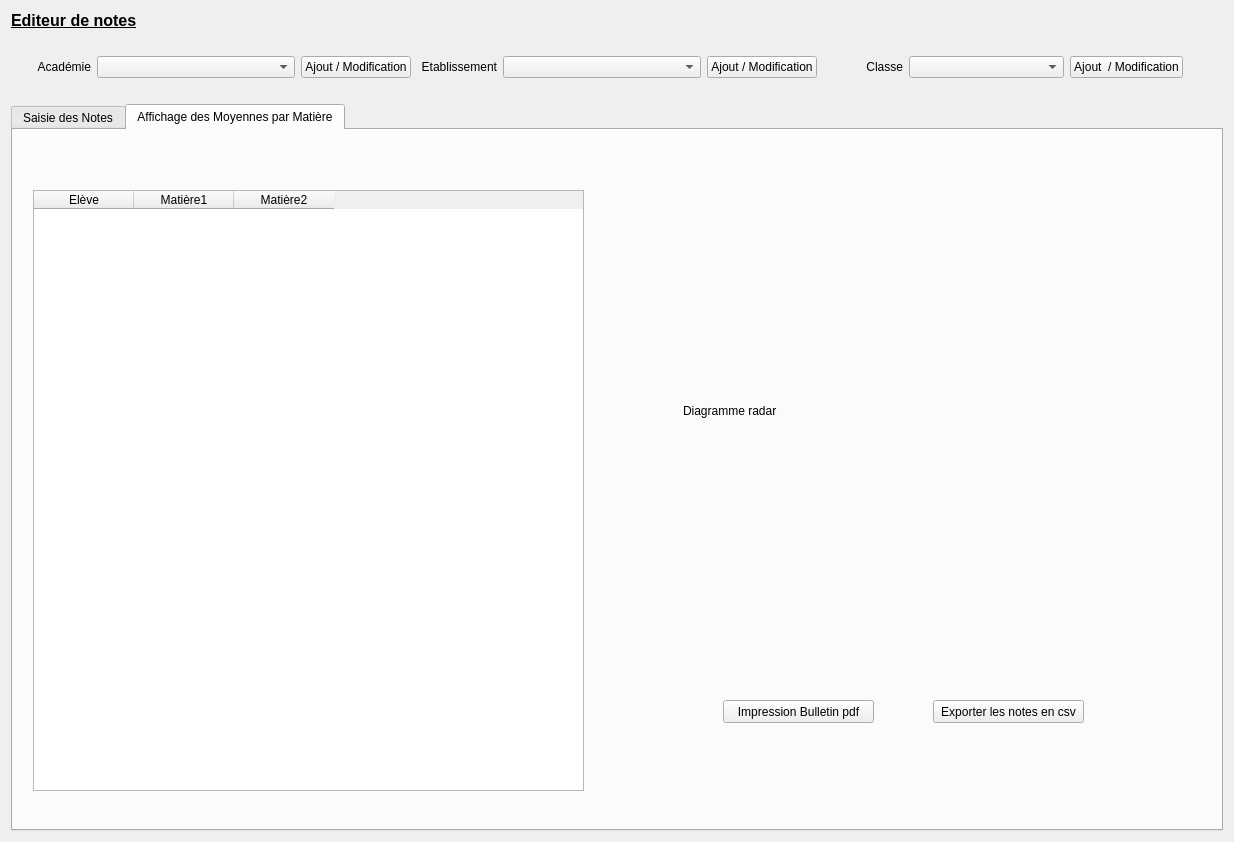
This is pp_Design_v1.ui in bc2h/Personal_project_1 as Qt 5 draws it before an edit. The edited form follows.
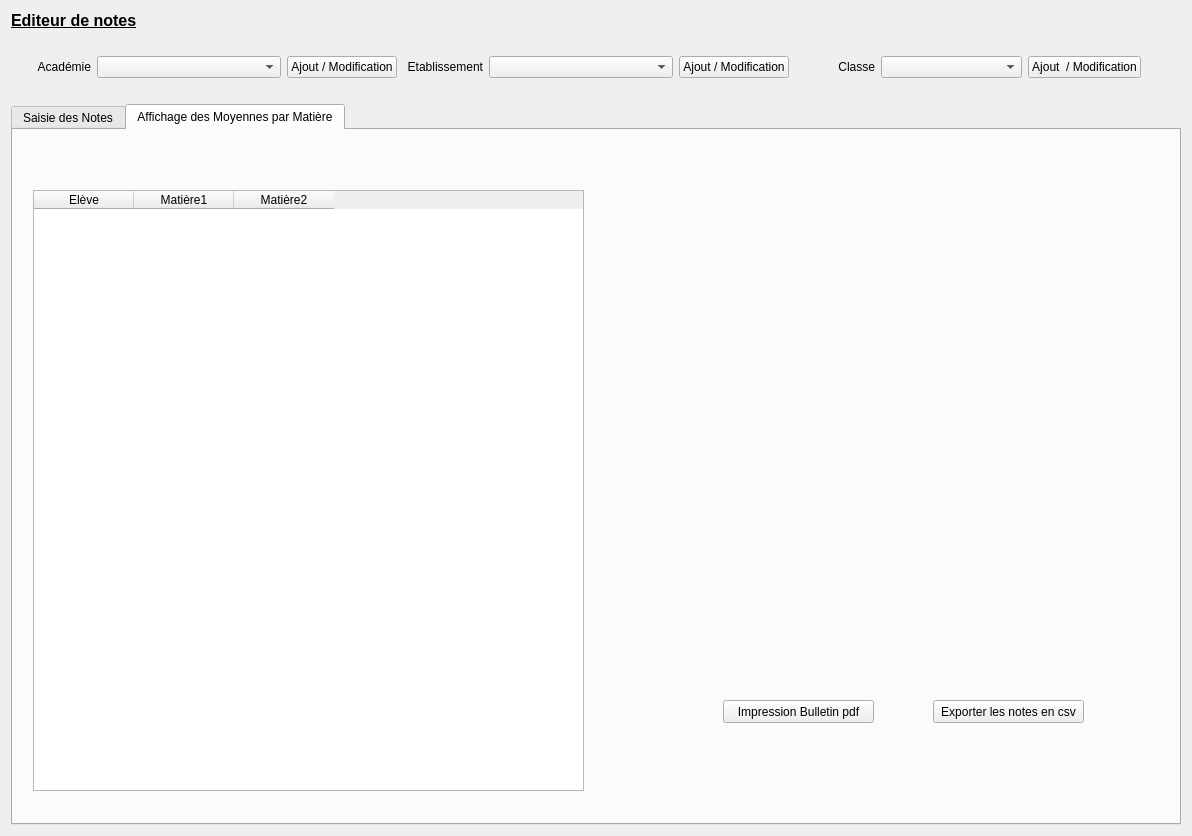
This is the edited form. The open tabs and pages were chosen to show the change.

Commit message: calcul + affichage moyenne/eleve ok affichage radar en cours

```diff
--- a/pp_Design_v1.ui
+++ b/pp_Design_v1.ui
@@ -6,8 +6,8 @@
    <rect>
     <x>0</x>
     <y>0</y>
-    <width>1234</width>
-    <height>842</height>
+    <width>1192</width>
+    <height>836</height>
    </rect>
   </property>
   <property name="windowTitle">
@@ -384,19 +384,6 @@
         </property>
        </column>
       </widget>
-      <widget class="QLabel" name="wGraph">
-       <property name="geometry">
-        <rect>
-         <x>670</x>
-         <y>80</y>
-         <width>391</width>
-         <height>401</height>
-        </rect>
-       </property>
-       <property name="text">
-        <string>Diagramme radar</string>
-       </property>
-      </widget>
       <widget class="QPushButton" name="pbImpressionPdf">
        <property name="geometry">
         <rect>
@@ -423,6 +410,16 @@
         <string>Exporter les notes en csv</string>
        </property>
       </widget>
+      <widget class="QWidget" name="wGraph" native="true">
+       <property name="geometry">
+        <rect>
+         <x>620</x>
+         <y>60</y>
+         <width>531</width>
+         <height>481</height>
+        </rect>
+       </property>
+      </widget>
      </widget>
     </widget>
    </item>
```
Left out of the diff: 2 changed lines with no effect on the pictures. The commit also changes 2 other files.
